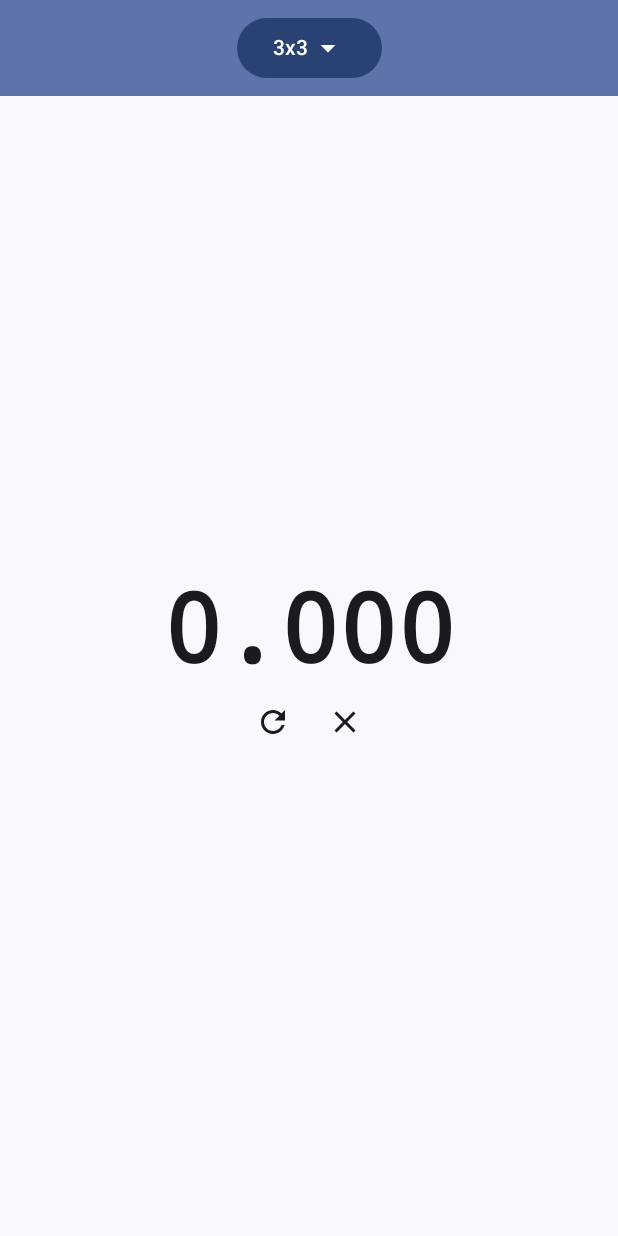
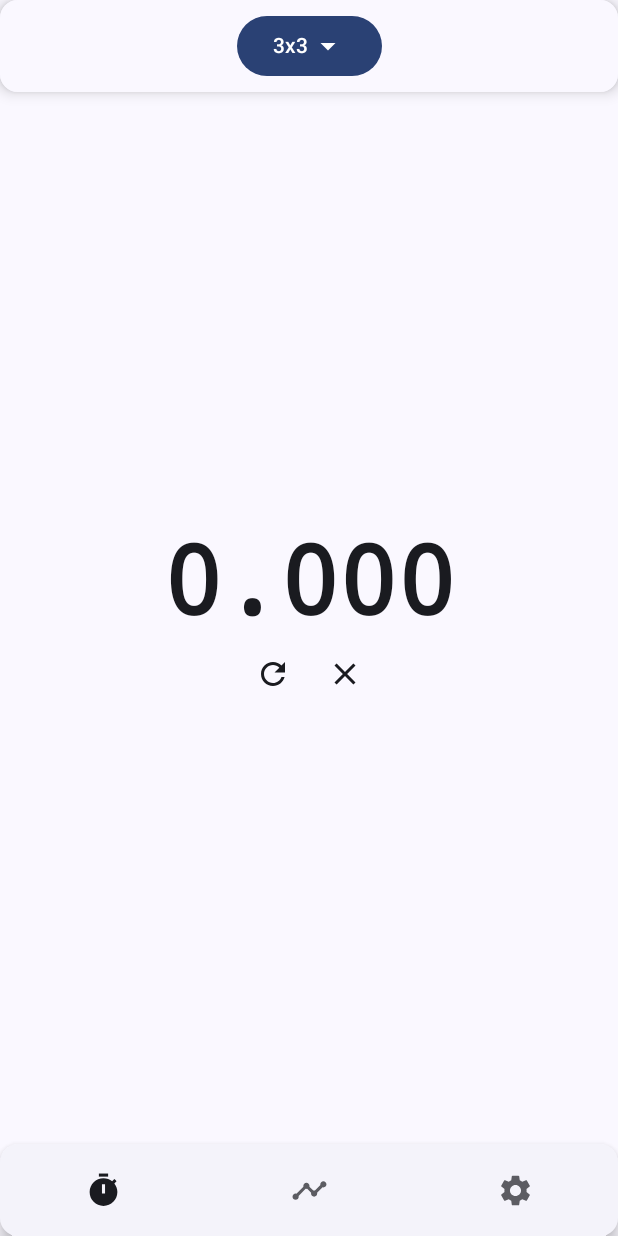
Before and after one commit to to-mas-kral/speedcube-timer, an Android app built with Jetpack Compose: the screen it shows after launch (MainActivity), on a phone screen of 412 x 824 dp. Run offline under Robolectric (Android 15) with nearby library versions, the phone set to English and light mode, and no system bars; our stand-ins replace constraintlayout-compose; libraries missing offline, so code that uses them is left out: coil.decode, org.worldcubeassociation.tnoodle; pictures from the network do not load; 4 statements that could not run were skipped.

Commit message:
refactor home screen, add navigaiton and settings screen

```diff
--- a/app/src/main/java/com/tom/speedcubetimer/di/modules.kt
+++ b/app/src/main/java/com/tom/speedcubetimer/di/modules.kt
@@ -1,11 +1,19 @@
 package com.tom.speedcubetimer.di
 
+import android.content.Context
 import android.util.Log
+import androidx.datastore.core.DataStore
+import androidx.datastore.preferences.core.Preferences
+import androidx.datastore.preferences.preferencesDataStore
 import com.tom.speedcubetimer.model.PuzzleScrambler
 import com.tom.speedcubetimer.ui.home.HomeViewModel
+import com.tom.speedcubetimer.ui.settings.SettingsViewModel
+import org.koin.android.ext.koin.androidContext
 import org.koin.androidx.viewmodel.dsl.viewModel
 import org.koin.dsl.module
 
+const val SETTINGS: String = "settings"
+val Context.dataStore: DataStore<Preferences> by preferencesDataStore(name = SETTINGS)
 
 val appModules by lazy {
     listOf(homeScreenModule, uiModule)
@@ -21,4 +29,5 @@ val homeScreenModule = module {
 
 val uiModule = module {
     this.viewModel { HomeViewModel(get<PuzzleScrambler>()) }
+    this.viewModel { SettingsViewModel(androidContext().dataStore) }
 }
--- a/app/src/main/java/com/tom/speedcubetimer/ui/AppContainer.kt
+++ b/app/src/main/java/com/tom/speedcubetimer/ui/AppContainer.kt
@@ -4,9 +4,6 @@ import androidx.compose.foundation.layout.Box
 import androidx.compose.foundation.layout.fillMaxSize
 import androidx.compose.runtime.Composable
 import androidx.compose.ui.Modifier
-import androidx.navigation.compose.NavHost
-import androidx.navigation.compose.composable
-import androidx.navigation.compose.rememberNavController
 import com.tom.speedcubetimer.ui.home.HomeScreen
 
 @Composable
@@ -14,14 +11,6 @@ fun AppContainer() {
     Box(
         modifier = Modifier.fillMaxSize(),
     ) {
-        val controller = rememberNavController()
-
-        NavHost(navController = controller, startDestination = DEST_HOME) {
-            composable(DEST_HOME) {
-                HomeScreen()
-            }
-        }
+        HomeScreen()
     }
 }
-
-private const val DEST_HOME = "home"
--- a/app/src/main/java/com/tom/speedcubetimer/ui/home/HomeScreen.kt
+++ b/app/src/main/java/com/tom/speedcubetimer/ui/home/HomeScreen.kt
@@ -1,27 +1,32 @@
 package com.tom.speedcubetimer.ui.home
 
 import androidx.compose.animation.AnimatedVisibility
+import androidx.compose.animation.core.tween
 import androidx.compose.animation.fadeIn
 import androidx.compose.animation.fadeOut
 import androidx.compose.animation.shrinkVertically
 import androidx.compose.animation.slideInVertically
 import androidx.compose.animation.slideOutVertically
+import androidx.compose.foundation.clickable
 import androidx.compose.foundation.gestures.awaitEachGesture
-import androidx.compose.foundation.layout.Column
-import androidx.compose.foundation.layout.PaddingValues
+import androidx.compose.foundation.layout.Arrangement
+import androidx.compose.foundation.layout.Box
 import androidx.compose.foundation.layout.Row
+import androidx.compose.foundation.layout.aspectRatio
+import androidx.compose.foundation.layout.fillMaxHeight
 import androidx.compose.foundation.layout.fillMaxSize
-import androidx.compose.foundation.layout.fillMaxWidth
 import androidx.compose.foundation.layout.padding
-import androidx.compose.foundation.layout.width
-import androidx.compose.foundation.layout.wrapContentHeight
 import androidx.compose.material.icons.Icons
 import androidx.compose.material.icons.filled.ArrowDropDown
+import androidx.compose.material.icons.filled.Settings
+import androidx.compose.material.icons.filled.Timeline
+import androidx.compose.material.icons.filled.Timer
 import androidx.compose.material3.Button
+import androidx.compose.material3.CardDefaults
 import androidx.compose.material3.CenterAlignedTopAppBar
+import androidx.compose.material3.ElevatedCard
 import androidx.compose.material3.ExperimentalMaterial3Api
 import androidx.compose.material3.Icon
-import androidx.compose.material3.LinearProgressIndicator
 import androidx.compose.material3.MaterialTheme
 import androidx.compose.material3.Scaffold
 import androidx.compose.material3.Text
@@ -29,66 +34,94 @@ import androidx.compose.material3.TopAppBarDefaults.topAppBarColors
 import androidx.compose.runtime.Composable
 import androidx.compose.runtime.collectAsState
 import androidx.compose.runtime.getValue
+import androidx.compose.runtime.mutableIntStateOf
+import androidx.compose.runtime.remember
+import androidx.compose.runtime.setValue
 import androidx.compose.ui.Alignment
 import androidx.compose.ui.Modifier
-import androidx.compose.ui.input.pointer.PointerEventType
-import androidx.compose.ui.input.pointer.PointerInputScope
+import androidx.compose.ui.draw.alpha
+import androidx.compose.ui.graphics.vector.ImageVector
 import androidx.compose.ui.input.pointer.pointerInput
-import androidx.compose.ui.layout.ContentScale
-import androidx.compose.ui.layout.layoutId
-import androidx.compose.ui.platform.LocalContext
-import androidx.compose.ui.text.font.FontFamily
-import androidx.compose.ui.text.style.TextAlign
-import androidx.compose.ui.tooling.preview.Preview
 import androidx.compose.ui.unit.dp
-import androidx.compose.ui.unit.sp
-import androidx.constraintlayout.compose.ConstraintLayout
-import androidx.constraintlayout.compose.ConstraintSet
-import coil.compose.AsyncImage
-import coil.decode.SvgDecoder
-import coil.request.ImageRequest
+import androidx.navigation.NavHostController
+import androidx.navigation.compose.NavHost
+import androidx.navigation.compose.composable
+import androidx.navigation.compose.rememberNavController
 import com.tom.speedcubetimer.model.Timer
+import com.tom.speedcubetimer.ui.settings.Settings
 import org.koin.androidx.compose.getViewModel
-import java.nio.ByteBuffer
 
-@Preview
+const val TIMER_NAV_DEST: String = "timer"
+const val SOLVES_NAV_DEST: String = "solves"
+const val SETTINGS_NAV_DEST: String = "settings"
+
 @Composable
 fun HomeScreen(
     viewModel: HomeViewModel = getViewModel(),
 ) {
     val uiState by viewModel.uiState.collectAsState()
     val timerState by viewModel.timerState.collectAsState()
+    val navController = rememberNavController()
 
     if (uiState.changePuzzleTypeDialogShown) {
         ChangePuzzleTypeDialog(viewModel, uiState)
     }
 
-    Scaffold(
-        topBar = {
-            val visible = isVisibleRest(timerState)
-
-            AnimatedVisibility(
-                visible = visible,
-                enter = slideInVertically() + fadeIn(),
-                exit = slideOutVertically() + shrinkVertically() + fadeOut()
-            ) {
+    // TODO: The timer needs to hide the topBar and bottomBar, didn't
+    //       know how to move the scaffold and navhost upwards...
+    Scaffold(topBar = {
+        AnimateSlideTop(visible = isVisibleRest(timerState)) {
             TopBar(viewModel, uiState)
         }
-        },
-    ) { innerPadding ->
-        MainContent(viewModel, innerPadding, uiState, timerState)
+    }, bottomBar = {
+        AnimateSlideBottom(visible = isVisibleRest(timerState)) {
+            BottomBar(navController)
+        }
+    }) { innerPadding ->
+        NavHost(
+            navController = navController,
+            startDestination = TIMER_NAV_DEST,
+            enterTransition = { fadeIn(tween(200)) },
+            exitTransition = { fadeOut(tween(200)) },
+            popEnterTransition = { fadeIn(tween(200)) },
+            popExitTransition = { fadeOut(tween(200)) },
+        ) {
+            composable(TIMER_NAV_DEST) {
+                Timer(
+                    viewModel, innerPadding, uiState, timerState
+                )
+            }
+            composable(SOLVES_NAV_DEST) {}
+            composable(SETTINGS_NAV_DEST) {
+                Settings(innerPadding)
             }
         }
+    }
+}
+
+private const val barsSize = 0.075f
 
 @Composable
 @OptIn(ExperimentalMaterial3Api::class)
 private fun TopBar(
     viewModel: HomeViewModel, uiState: HomeUiState
 ) {
+    // TODO: Round corners only on bottom of card ?
+    ElevatedCard(
+        elevation = CardDefaults.cardElevation(
+            defaultElevation = 6.dp
+        ), modifier = Modifier
+            .padding(bottom = 8.dp)
+            .fillMaxHeight(barsSize)
+    ) {
         CenterAlignedTopAppBar(colors = topAppBarColors(
-        containerColor = MaterialTheme.colorScheme.primaryContainer,
+            containerColor = MaterialTheme.colorScheme.background,
             titleContentColor = MaterialTheme.colorScheme.primary,
-    ), title = {
+        ), modifier = Modifier.fillMaxSize(), title = {
+            Row(
+                verticalAlignment = Alignment.CenterVertically,
+                modifier = Modifier.fillMaxHeight()
+            ) {
                 Button(onClick = { viewModel.togglePuzzleTypeDialogShown() }) {
                     Text(text = uiState.selectedPuzzleType.toString())
                     Icon(
@@ -96,111 +129,100 @@ private fun TopBar(
                         contentDescription = "Change puzzle type dialog"
                     )
                 }
+            }
         })
-}
-
-@Composable
-private fun MainContent(
-    viewModel: HomeViewModel,
-    innerPadding: PaddingValues,
-    uiState: HomeUiState,
-    timerState: Timer
-) {
-    Column(
-        modifier = Modifier
-            .fillMaxSize()
-            .padding(
-                top = innerPadding.calculateTopPadding()
-            )
-            .pointerInput(null) {
-                handleTimerInput(viewModel)
-            },
-        horizontalAlignment = Alignment.CenterHorizontally,
-    ) {
-        MainContentInner(viewModel, uiState, timerState)
     }
 }
 
-@Composable
-private fun MainContentInner(
-    viewModel: HomeViewModel, uiState: HomeUiState, timerState: Timer
-) {
-    ConstraintLayout(
-        layoutConstraints(), modifier = Modifier.fillMaxSize()
-    ) {
-        ScrambleText(uiState, timerState)
+data class NavBarItem(
+    val description: String,
+    val icon: ImageVector,
+    val navDestination: String,
+)
 
-        TimeAndActions(viewModel, timerState, uiState)
+val navBarItems = listOf(
+    NavBarItem("Main timer", Icons.Filled.Timer, TIMER_NAV_DEST), NavBarItem(
+        "Solve history and statistics",
 
-        ScrambleImage(uiState, timerState)
-    }
-}
+        Icons.Filled.Timeline, SOLVES_NAV_DEST
+    ), NavBarItem(
+        "Application settings", Icons.Filled.Settings, SETTINGS_NAV_DEST
+    )
+)
 
 @Composable
-private fun ScrambleText(
-    uiState: HomeUiState, timerState: Timer
-) {
-    AnimatedVisibility(
-        visible = timerState.isIdle(),
-        enter = fadeIn(),
-        exit = fadeOut(),
-        modifier = Modifier.wrapContentHeight()
+fun BottomBar(navController: NavHostController) {
+    var selectedItem by remember { mutableIntStateOf(0) }
+
+    ElevatedCard(
+        elevation = CardDefaults.cardElevation(
+            defaultElevation = 6.dp
+        ), modifier = Modifier
+            .padding(top = 8.dp)
+            .fillMaxHeight(barsSize)
     ) {
         Row(
+            modifier = Modifier.fillMaxSize(),
+            horizontalArrangement = Arrangement.Absolute.SpaceAround,
+            verticalAlignment = Alignment.CenterVertically,
+        ) {
+            navBarItems.forEachIndexed { index, item ->
+                Box(
                     modifier = Modifier
-                .padding(top = 16.dp, start = 16.dp, end = 16.dp)
-                .layoutId(SCRAMBLE_TEXT_ID)
+                        .fillMaxHeight()
+                        .weight(1.0f)
+                        .clickable {
+                            selectedItem = index
+                            navController.navigate(item.navDestination)
+                        }, Alignment.Center
                 ) {
-            if (uiState.scramblerJob.isActive) {
-                LinearProgressIndicator(
+                    Icon(
+                        imageVector = item.icon,
+                        contentDescription = item.description,
                         modifier = Modifier
-                        .fillMaxWidth()
-                        .align(Alignment.CenterVertically),
-                    color = MaterialTheme.colorScheme.secondary,
-                    trackColor = MaterialTheme.colorScheme.surfaceVariant,
+                            .fillMaxHeight(0.4f)
+                            .aspectRatio(1.0f)
+                            .alpha(
+                                if (selectedItem == index) {
+                                    1.0f
+                                } else {
+                                    0.7f
+                                }
                             )
-            } else {
-                Text(
-                    text = uiState.scramble,
-                    textAlign = TextAlign.Center,
-                    fontFamily = FontFamily.Monospace,
-                    fontSize = 18.sp,
                     )
+                }
             }
         }
     }
 }
 
 @Composable
-private fun ScrambleImage(
-    uiState: HomeUiState, timerState: Timer
+fun <T> AnimateSlideTop(visible: Boolean, content: @Composable () -> T) {
+    AnimatedVisibility(
+        visible = visible,
+        enter = slideInVertically() + fadeIn(),
+        exit = slideOutVertically() + shrinkVertically() + fadeOut()
     ) {
-    if (uiState.scrambleSvg != null) {
+        content()
+    }
+}
+
+@Composable
+fun <T> AnimateSlideBottom(
+    visible: Boolean, modifier: Modifier = Modifier, content: @Composable () -> T
+) {
     AnimatedVisibility(
-            visible = isVisibleRest(timerState) && !uiState.scramblerJob.isActive,
-            enter = slideInVertically(
+        visible = visible, enter = slideInVertically(
             initialOffsetY = {
                 it / 2
             },
-            ) + fadeIn(),
-            exit = slideOutVertically(
+        ) + fadeIn(), exit = slideOutVertically(
             targetOffsetY = {
                 it / 2
             },
-            ) + shrinkVertically() + fadeOut(),
-            modifier = Modifier
-                .layoutId(SCRAMBLE_IMG_ID)
-                .padding(bottom = 16.dp)
+        ) + shrinkVertically() + fadeOut(), modifier = modifier
     ) {
-            AsyncImage(
-                model = ImageRequest.Builder(LocalContext.current)
-                    .data(ByteBuffer.wrap(uiState.scrambleSvg.toByteArray()))
-                    .decoderFactory(SvgDecoder.Factory()).crossfade(true).build(),
-                contentDescription = "scramble image",
-                contentScale = ContentScale.Fit,
-                modifier = Modifier.width(192.dp)
-            )
-        }
+        content()
     }
 }
 
@@ -213,50 +235,5 @@ val consumePointerEvents = Modifier.pointerInput(Unit) {
     }
 }
 
-private fun isVisibleRest(timerState: Timer) =
+fun isVisibleRest(timerState: Timer) =
     timerState.isIdle() || (timerState.isHolding() && !timerState.isHoldingEngaged())
-
-
-private suspend fun PointerInputScope.handleTimerInput(
-    viewModel: HomeViewModel
-) {
-    awaitPointerEventScope {
-        while (true) {
-            val event = awaitPointerEvent()
-
-            if (event.changes.any { !it.isConsumed }) {
-                when (event.type) {
-                    PointerEventType.Press -> viewModel.timerPressed()
-                    PointerEventType.Release -> viewModel.timerReleased()
-                }
-            }
-        }
-    }
-}
-
-const val SCRAMBLE_TEXT_ID = "scramble"
-const val TIME_AND_ACTIONS_ID = "timeAndActions"
-const val SCRAMBLE_IMG_ID = "scrambleImg"
-
-private fun layoutConstraints(): ConstraintSet {
-    return ConstraintSet {
-        val timeAndActions = createRefFor(TIME_AND_ACTIONS_ID)
-        val scrambleText = createRefFor(SCRAMBLE_TEXT_ID)
-        val scrambleImg = createRefFor(SCRAMBLE_IMG_ID)
-
-        constrain(timeAndActions) {
-            centerVerticallyTo(parent)
-            centerHorizontallyTo(parent)
-        }
-
-        constrain(scrambleText) {
-            centerHorizontallyTo(parent)
-            top.linkTo(parent.top)
-        }
-
-        constrain(scrambleImg) {
-            centerHorizontallyTo(parent)
-            bottom.linkTo(parent.bottom)
-        }
-    }
-}
--- /dev/null
+++ b/app/src/main/java/com/tom/speedcubetimer/ui/home/Timer.kt
@@ -0,0 +1,174 @@
+package com.tom.speedcubetimer.ui.home
+
+import androidx.compose.animation.AnimatedVisibility
+import androidx.compose.animation.fadeIn
+import androidx.compose.animation.fadeOut
+import androidx.compose.foundation.layout.Column
+import androidx.compose.foundation.layout.PaddingValues
+import androidx.compose.foundation.layout.Row
+import androidx.compose.foundation.layout.fillMaxSize
+import androidx.compose.foundation.layout.fillMaxWidth
+import androidx.compose.foundation.layout.padding
+import androidx.compose.foundation.layout.width
+import androidx.compose.foundation.layout.wrapContentHeight
+import androidx.compose.material3.LinearProgressIndicator
+import androidx.compose.material3.MaterialTheme
+import androidx.compose.material3.Text
+import androidx.compose.runtime.Composable
+import androidx.compose.ui.Alignment
+import androidx.compose.ui.Modifier
+import androidx.compose.ui.input.pointer.PointerEventType
+import androidx.compose.ui.input.pointer.PointerInputScope
+import androidx.compose.ui.input.pointer.pointerInput
+import androidx.compose.ui.layout.ContentScale
+import androidx.compose.ui.layout.layoutId
+import androidx.compose.ui.platform.LocalContext
+import androidx.compose.ui.text.font.FontFamily
+import androidx.compose.ui.text.style.TextAlign
+import androidx.compose.ui.unit.dp
+import androidx.compose.ui.unit.sp
+import androidx.constraintlayout.compose.ConstraintLayout
+import androidx.constraintlayout.compose.ConstraintSet
+import coil.compose.AsyncImage
+import coil.decode.SvgDecoder
+import coil.request.ImageRequest
+import com.tom.speedcubetimer.model.Timer
+import java.nio.ByteBuffer
+
+@Composable
+fun Timer(
+    viewModel: HomeViewModel, innerPadding: PaddingValues, uiState: HomeUiState, timerState: Timer
+) {
+    Column(
+        modifier = Modifier
+            .fillMaxSize()
+            .padding(
+                top = innerPadding.calculateTopPadding(),
+                bottom = innerPadding.calculateBottomPadding(),
+            )
+            .pointerInput(null) {
+                handleTimerInput(viewModel)
+            },
+        horizontalAlignment = Alignment.CenterHorizontally,
+    ) {
+        TimerInner(viewModel, uiState, timerState)
+    }
+}
+
+@Composable
+private fun TimerInner(
+    viewModel: HomeViewModel, uiState: HomeUiState, timerState: Timer
+) {
+    ConstraintLayout(
+        layoutConstraints(), modifier = Modifier.fillMaxSize()
+    ) {
+        ScrambleText(uiState, timerState)
+
+        TimeAndActions(viewModel, timerState, uiState)
+
+        ScrambleImage(uiState, timerState)
+    }
+}
+
+private suspend fun PointerInputScope.handleTimerInput(
+    viewModel: HomeViewModel
+) {
+    awaitPointerEventScope {
+        while (true) {
+            val event = awaitPointerEvent()
+
+            if (event.changes.any { !it.isConsumed }) {
+                when (event.type) {
+                    PointerEventType.Press -> viewModel.timerPressed()
+                    PointerEventType.Release -> viewModel.timerReleased()
+                }
+            }
+        }
+    }
+}
+
+@Composable
+private fun ScrambleText(
+    uiState: HomeUiState, timerState: Timer
+) {
+    AnimatedVisibility(
+        visible = timerState.isIdle(),
+        enter = fadeIn(),
+        exit = fadeOut(),
+        modifier = Modifier.wrapContentHeight()
+    ) {
+        Row(
+            modifier = Modifier
+                .padding(start = 8.dp, end = 8.dp)
+                .layoutId(SCRAMBLE_TEXT_ID)
+        ) {
+            if (uiState.scramblerJob.isActive) {
+                LinearProgressIndicator(
+                    modifier = Modifier
+                        .fillMaxWidth()
+                        .align(Alignment.CenterVertically),
+                    color = MaterialTheme.colorScheme.secondary,
+                    trackColor = MaterialTheme.colorScheme.surfaceVariant,
+                )
+            } else {
+                Text(
+                    text = uiState.scramble,
+                    textAlign = TextAlign.Center,
+                    fontFamily = FontFamily.Monospace,
+                    fontSize = 18.sp,
+                )
+            }
+        }
+    }
+}
+
+@Composable
+private fun ScrambleImage(
+    uiState: HomeUiState, timerState: Timer
+) {
+    if (uiState.scrambleSvg != null) {
+        AnimateSlideBottom(
+            visible = isVisibleRest(timerState) && !uiState.scramblerJob.isActive,
+            Modifier.layoutId(
+                SCRAMBLE_IMG_ID
+            )
+        ) {
+            AsyncImage(
+                model = ImageRequest.Builder(LocalContext.current)
+                    .data(ByteBuffer.wrap(uiState.scrambleSvg.toByteArray()))
+                    .decoderFactory(SvgDecoder.Factory()).crossfade(true).build(),
+                contentDescription = "scramble image",
+                contentScale = ContentScale.Fit,
+                modifier = Modifier.width(192.dp)
+            )
+        }
+    }
+}
+
+
+const val SCRAMBLE_TEXT_ID = "scramble"
+const val TIME_AND_ACTIONS_ID = "timeAndActions"
+const val SCRAMBLE_IMG_ID = "scrambleImg"
+
+private fun layoutConstraints(): ConstraintSet {
+    return ConstraintSet {
+        val timeAndActions = createRefFor(TIME_AND_ACTIONS_ID)
+        val scrambleText = createRefFor(SCRAMBLE_TEXT_ID)
+        val scrambleImg = createRefFor(SCRAMBLE_IMG_ID)
+
+        constrain(timeAndActions) {
+            centerVerticallyTo(parent)
+            centerHorizontallyTo(parent)
+        }
+
+        constrain(scrambleText) {
+            centerHorizontallyTo(parent)
+            top.linkTo(parent.top)
+        }
+
+        constrain(scrambleImg) {
+            centerHorizontallyTo(parent)
+            bottom.linkTo(parent.bottom)
+        }
+    }
+}
```
Also changed, not shown: app/build.gradle.kts (+10 -0 lines), app/src/main/java/com/tom/speedcubetimer/persistence/Settings.kt (added, +25 -0 lines), app/src/main/java/com/tom/speedcubetimer/ui/home/TimeAndActions.kt (+18 -5 lines), app/src/main/java/com/tom/speedcubetimer/ui/settings/Settings.kt (added, +83 -0 lines), app/src/main/java/com/tom/speedcubetimer/ui/settings/SettingsViewModel.kt (added, +22 -0 lines). Lines whose indentation alone changed are shown as unchanged.
